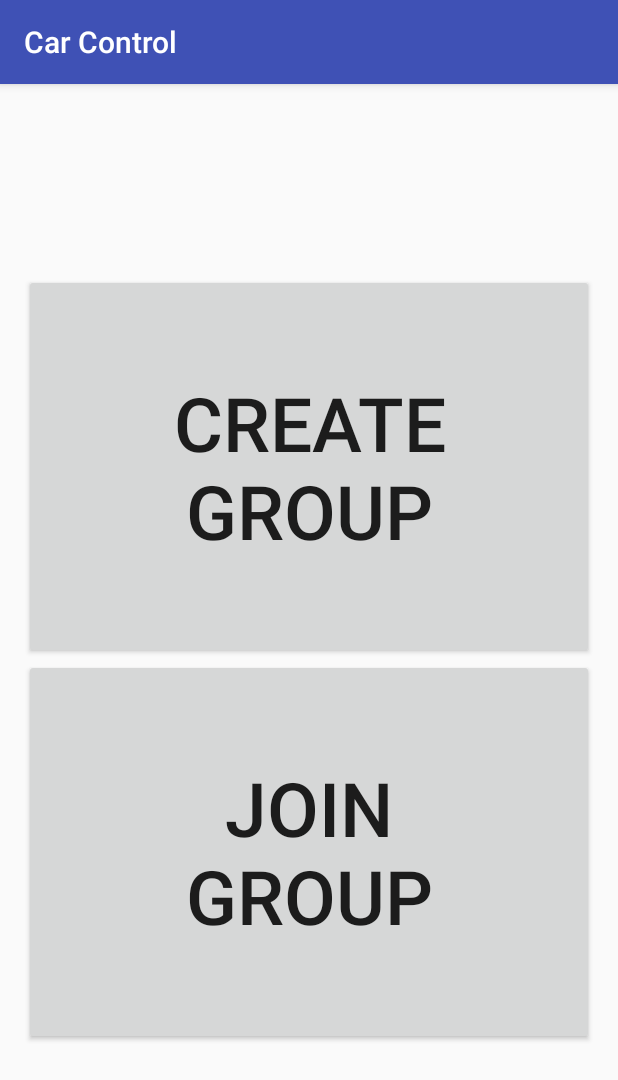
After one commit to ChrisLane/car-control, an Android app: the ConvoyActivity screen opened directly, with no data from a screen before it, on a phone screen of 412 x 824 dp. The commit adds this screen. Shown: the top 1080 px of the screen. Run offline under Robolectric (Android 15) with nearby library versions, the phone set to English and light mode, and no system bars.

Commit message:
convoy screen should be working here

```diff
--- a/app/src/main/AndroidManifest.xml
+++ b/app/src/main/AndroidManifest.xml
@@ -69,6 +69,9 @@
                 android:value="org.ateam.carcontrol.MainActivity" />
         </activity>
         <activity android:name=".RcControl" />
+        <activity android:name=".ConvoyActivity" />
+        <activity android:name=".InConvoyActivity" />
+        <activity android:name=".JoinConvoyActivity"></activity>
     </application>
 
 </manifest>
--- /dev/null
+++ b/app/src/main/java/org/ateam/carcontrol/ConvoyActivity.java
@@ -0,0 +1,24 @@
+package org.ateam.carcontrol;
+
+import android.content.Intent;
+import android.support.v7.app.AppCompatActivity;
+import android.os.Bundle;
+import android.view.View;
+
+public class ConvoyActivity extends AppCompatActivity {
+
+    @Override
+    protected void onCreate(Bundle savedInstanceState) {
+        super.onCreate(savedInstanceState);
+        setContentView(R.layout.activity_convoy);
+    }
+
+    public void createConvoy(View view) {
+        startActivity(new Intent(this, InConvoyActivity.class));
+    }
+
+    public void joinConvoy(View view) {
+        startActivity(new Intent(this, JoinConvoyActivity.class));
+
+    }
+}
--- a/app/src/main/java/org/ateam/carcontrol/MainActivity.java
+++ b/app/src/main/java/org/ateam/carcontrol/MainActivity.java
@@ -93,6 +93,8 @@ public class MainActivity extends AppCompatActivity
 
         } else if (id == R.id.nav_share) {
 
+        } else if (id == R.id.nav_convoy) {
+            startActivity(new Intent(this, ConvoyActivity.class));
         }
 
         DrawerLayout drawer = (DrawerLayout) findViewById(R.id.drawer_layout);
--- /dev/null
+++ b/app/src/main/res/drawable/ic_menu_convoy.xml
@@ -0,0 +1,9 @@
+<vector xmlns:android="http://schemas.android.com/apk/res/android"
+        android:width="24dp"
+        android:height="24dp"
+        android:viewportWidth="24.0"
+        android:viewportHeight="24.0">
+    <path
+        android:fillColor="#FF000000"
+        android:pathData="M16,11c1.66,0 2.99,-1.34 2.99,-3S17.66,5 16,5c-1.66,0 -3,1.34 -3,3s1.34,3 3,3zM8,11c1.66,0 2.99,-1.34 2.99,-3S9.66,5 8,5C6.34,5 5,6.34 5,8s1.34,3 3,3zM8,13c-2.33,0 -7,1.17 -7,3.5L1,19h14v-2.5c0,-2.33 -4.67,-3.5 -7,-3.5zM16,13c-0.29,0 -0.62,0.02 -0.97,0.05 1.16,0.84 1.97,1.97 1.97,3.45L17,19h6v-2.5c0,-2.33 -4.67,-3.5 -7,-3.5z"/>
+</vector>
--- /dev/null
+++ b/app/src/main/res/layout/activity_convoy.xml
@@ -0,0 +1,26 @@
+<?xml version="1.0" encoding="utf-8"?>
+<android.support.v4.widget.DrawerLayout
+    xmlns:android="http://schemas.android.com/apk/res/android"
+    xmlns:app="http://schemas.android.com/apk/res-auto"
+    xmlns:tools="http://schemas.android.com/tools"
+    android:id="@+id/convoy_drawer_layout"
+    android:layout_width="match_parent"
+    android:layout_height="match_parent"
+    android:fitsSystemWindows="true"
+    tools:openDrawer="start">
+
+    <include
+        layout="@layout/convoy"
+        android:layout_width="match_parent"
+        android:layout_height="match_parent"/>
+
+    <android.support.design.widget.NavigationView
+        android:id="@+id/nav_view"
+        android:layout_width="wrap_content"
+        android:layout_height="match_parent"
+        android:layout_gravity="start"
+        android:fitsSystemWindows="true"
+        app:headerLayout="@layout/nav_header_main"
+        app:menu="@menu/activity_main_drawer"/>
+
+</android.support.v4.widget.DrawerLayout>
--- /dev/null
+++ b/app/src/main/res/layout/convoy.xml
@@ -0,0 +1,43 @@
+<?xml version="1.0" encoding="utf-8"?>
+<LinearLayout xmlns:android="http://schemas.android.com/apk/res/android"
+    xmlns:tools="http://schemas.android.com/tools"
+    android:id="@+id/activity_music_main"
+    android:layout_width="match_parent"
+    android:layout_height="match_parent"
+    android:paddingBottom="@dimen/activity_vertical_margin"
+    android:paddingLeft="@dimen/activity_horizontal_margin"
+    android:paddingRight="@dimen/activity_horizontal_margin"
+    android:paddingTop="@dimen/activity_vertical_margin"
+    tools:context="org.ateam.carcontrol.ConvoyActivity"
+    android:orientation="vertical"
+    android:weightSum="4">
+
+    <Space
+        android:layout_width="wrap_content"
+        android:layout_height="0dp"
+        android:layout_weight="1"/>
+
+    <Button
+        android:layout_width="match_parent"
+        android:layout_height="wrap_content"
+        android:textSize="50sp"
+        android:text="Create\ngroup"
+        android:layout_weight="1"
+        android:onClick="createConvoy"/>
+
+    <Button
+        android:layout_width="match_parent"
+        android:layout_height="wrap_content"
+        android:textSize="50sp"
+        android:text="Join\ngroup"
+        android:layout_weight="1"
+        android:onClick="joinConvoy"/>
+
+    <Space
+        android:layout_width="wrap_content"
+        android:layout_height="0dp"
+        android:layout_weight="1"/>
+
+
+
+</LinearLayout>
--- a/app/src/main/res/menu/activity_main_drawer.xml
+++ b/app/src/main/res/menu/activity_main_drawer.xml
@@ -15,9 +15,13 @@
                 android:icon="@drawable/ic_menu_ready_car"
                 android:title="@string/nav_ready_car"/>
         <item
-                android:id="@+id/nav_driving_score"
-                android:icon="@drawable/ic_menu_driving_score"
-                android:title="@string/nav_driving_score"/>
+            android:id="@+id/nav_driving_score"
+            android:icon="@drawable/ic_menu_driving_score"
+            android:title="@string/nav_driving_score"/>
+        <item
+            android:id="@+id/nav_convoy"
+            android:icon="@drawable/ic_menu_convoy"
+            android:title="@string/nav_convoy"/>
         <item
                 android:id="@+id/nav_settings"
                 android:icon="@drawable/ic_menu_settings"
--- a/app/src/main/res/values/strings.xml
+++ b/app/src/main/res/values/strings.xml
@@ -44,4 +44,5 @@
     <string name="song14">Water Under The Bridge - Adele</string>
     <string name="song15">My Way - Calvin Harris</string>
     <string name="song16">CoCo - O.T. Genasis</string>
+    <string name="nav_convoy">Manage Convoy</string>
 </resources>
```
Also changed, not shown: app/src/main/java/org/ateam/carcontrol/InConvoyActivity.java (added, +13 -0 lines), app/src/main/java/org/ateam/carcontrol/JoinConvoyActivity.java (added, +13 -0 lines), app/src/main/res/layout/activity_in_convoy.xml (added, +44 -0 lines), app/src/main/res/layout/activity_join_convoy.xml (added, +32 -0 lines).
